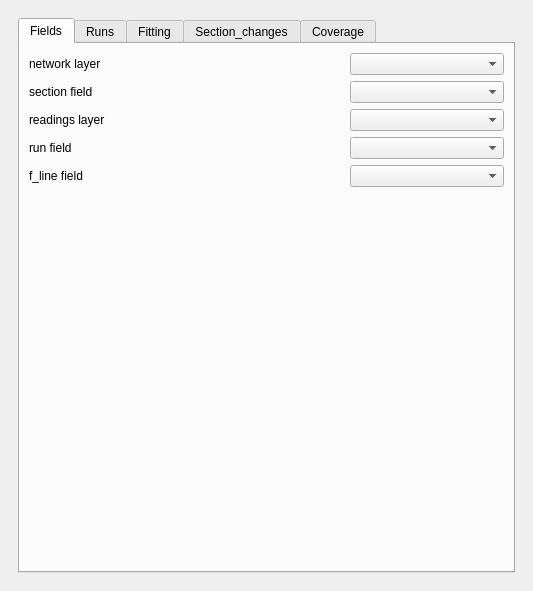
The window that hsrr_processor_dockwidget_base.ui (Drew973/pts_hsrr_processor_qgis3) describes before a commit, drawn with Qt 5.
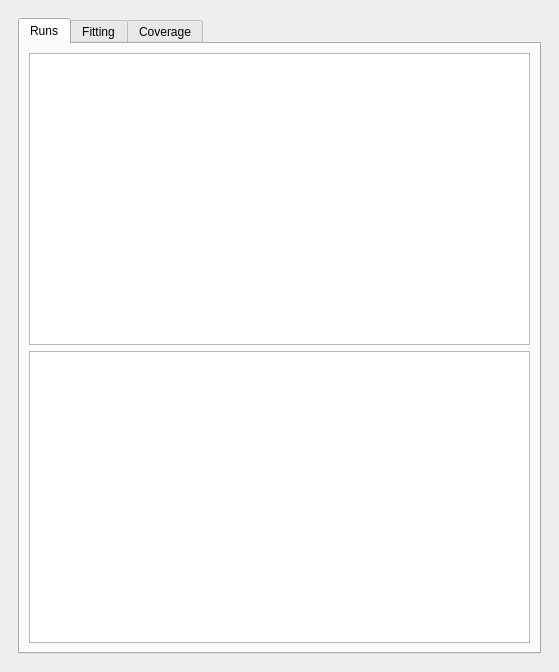
The same window after the commit. The open tabs and pages were chosen to show the change. Custom widgets are drawn as their Qt base class.

Commit message: routes now removed from ui. now uses section_changes.

Patch:
```diff
--- a/hsrr_processor_dockwidget_base.ui
+++ b/hsrr_processor_dockwidget_base.ui
@@ -6,8 +6,8 @@
    <rect>
     <x>0</x>
     <y>0</y>
-    <width>533</width>
-    <height>591</height>
+    <width>559</width>
+    <height>672</height>
    </rect>
   </property>
   <property name="sizePolicy">
@@ -29,96 +29,6 @@
          <property name="currentIndex">
           <number>3</number>
          </property>
-         <widget class="QWidget" name="setup">
-          <attribute name="title">
-           <string>Fields</string>
-          </attribute>
-          <layout class="QGridLayout" name="gridLayout">
-           <item row="3" column="2">
-            <widget class="QgsFieldComboBox" name="run_fieldbox">
-             <property name="toolTip">
-              <string>&lt;html&gt;&lt;head/&gt;&lt;body&gt;&lt;p&gt;Field with run number.&lt;/p&gt;&lt;/body&gt;&lt;/html&gt;</string>
-             </property>
-            </widget>
-           </item>
-           <item row="2" column="0" colspan="2">
-            <widget class="QLabel" name="label_11">
-             <property name="text">
-              <string>readings layer</string>
-             </property>
-            </widget>
-           </item>
-           <item row="5" column="0">
-            <widget class="QLabel" name="label_5">
-             <property name="text">
-              <string/>
-             </property>
-            </widget>
-           </item>
-           <item row="4" column="0" colspan="2">
-            <widget class="QLabel" name="label_13">
-             <property name="text">
-              <string>f_line field</string>
-             </property>
-            </widget>
-           </item>
-           <item row="3" column="0" colspan="2">
-            <widget class="QLabel" name="label_12">
-             <property name="text">
-              <string>run field</string>
-             </property>
-            </widget>
-           </item>
-           <item row="0" column="2">
-            <widget class="QgsMapLayerComboBox" name="network_box">
-             <property name="toolTip">
-              <string>&lt;html&gt;&lt;head/&gt;&lt;body&gt;&lt;p&gt;Layer with network. Table network of database.&lt;/p&gt;&lt;/body&gt;&lt;/html&gt;</string>
-             </property>
-             <property name="whatsThis">
-              <string>&lt;html&gt;&lt;head/&gt;&lt;body&gt;&lt;p&gt;Layer to select features on.&lt;/p&gt;&lt;/body&gt;&lt;/html&gt;</string>
-             </property>
-            </widget>
-           </item>
-           <item row="1" column="0" colspan="2">
-            <widget class="QLabel" name="label_10">
-             <property name="text">
-              <string>section field</string>
-             </property>
-            </widget>
-           </item>
-           <item row="2" column="2">
-            <widget class="QgsMapLayerComboBox" name="readings_box">
-             <property name="toolTip">
-              <string>&lt;html&gt;&lt;head/&gt;&lt;body&gt;&lt;p&gt;Layer with readings. Readings are in table r of database.&lt;/p&gt;&lt;/body&gt;&lt;/html&gt;</string>
-             </property>
-             <property name="whatsThis">
-              <string>&lt;html&gt;&lt;head/&gt;&lt;body&gt;&lt;p&gt;Layer to select features on.&lt;/p&gt;&lt;/body&gt;&lt;/html&gt;</string>
-             </property>
-            </widget>
-           </item>
-           <item row="4" column="2">
-            <widget class="QgsFieldComboBox" name="f_line_fieldbox">
-             <property name="toolTip">
-              <string>&lt;html&gt;&lt;head/&gt;&lt;body&gt;&lt;p&gt;Field with f_line&lt;/p&gt;&lt;/body&gt;&lt;/html&gt;</string>
-             </property>
-            </widget>
-           </item>
-           <item row="1" column="2">
-            <widget class="QgsFieldComboBox" name="sec_fieldbox">
-             <property name="toolTip">
-              <string>&lt;html&gt;&lt;head/&gt;&lt;body&gt;&lt;p&gt;Field&lt;/p&gt;&lt;/body&gt;&lt;/html&gt;</string>
-             </property>
-            </widget>
-           </item>
-           <item row="0" column="0" colspan="2">
-            <widget class="QLabel" name="label_9">
-             <property name="text">
-              <string>network layer</string>
-             </property>
-            </widget>
-           </item>
-          </layout>
-         </widget>
          <widget class="QWidget" name="runs">
           <attribute name="title">
            <string>Runs</string>
@@ -146,19 +56,9 @@
            </item>
           </layout>
          </widget>
-         <widget class="QWidget" name="tab_3">
-          <attribute name="title">
-           <string>Fitting</string>
-          </attribute>
-          <layout class="QVBoxLayout" name="verticalLayout_10">
-           <item>
-            <layout class="QVBoxLayout" name="rw_placeholder"/>
-           </item>
-          </layout>
-         </widget>
          <widget class="QWidget" name="tab_5">
           <attribute name="title">
-           <string>Section_changes</string>
+           <string>Fitting</string>
           </attribute>
           <layout class="QVBoxLayout" name="verticalLayout_4">
            <item>
@@ -230,18 +130,6 @@
    </layout>
   </widget>
  </widget>
- <customwidgets>
-  <customwidget>
-   <class>QgsFieldComboBox</class>
-   <extends>QComboBox</extends>
-   <header>qgis.gui</header>
-  </customwidget>
-  <customwidget>
-   <class>QgsMapLayerComboBox</class>
-   <extends>QComboBox</extends>
-   <header>qgis.gui</header>
-  </customwidget>
- </customwidgets>
  <resources/>
  <connections/>
 </ui>
```
Left out of the diff: 13 changed lines with no effect on the pictures. The commit also changes 32 other files.
